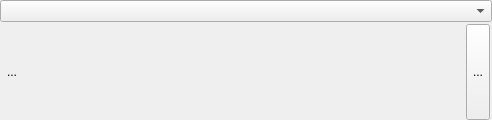
This is plugins/textshape/dialogs/SimpleParagraphWidget.ui in KDE/calligra as Qt 5 draws it before an edit. The edited form follows.
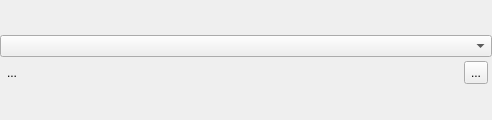
This is the edited form. Custom widgets are drawn as their Qt base class.

Commit message: Fix sizing of SimpleParagraphWidget

```diff
--- a/plugins/textshape/dialogs/SimpleParagraphWidget.ui
+++ b/plugins/textshape/dialogs/SimpleParagraphWidget.ui
@@ -11,7 +11,7 @@
    </rect>
   </property>
   <property name="sizePolicy">
-   <sizepolicy hsizetype="Fixed" vsizetype="Minimum">
+   <sizepolicy hsizetype="Fixed" vsizetype="Fixed">
     <horstretch>0</horstretch>
     <verstretch>0</verstretch>
    </sizepolicy>
@@ -62,35 +62,13 @@
       <item>
        <layout class="QGridLayout" name="gridLayout" columnstretch="0,0,0,0,0,0,0,0,0,0,0">
         <property name="spacing">
-         <number>2</number>
+         <number>4</number>
         </property>
-        <item row="2" column="5" colspan="2">
-         <spacer name="horizontalSpacer_3">
-          <property name="orientation">
-           <enum>Qt::Horizontal</enum>
-          </property>
-          <property name="sizeType">
-           <enum>QSizePolicy::Fixed</enum>
-          </property>
-          <property name="sizeHint" stdset="0">
-           <size>
-            <width>20</width>
-            <height>20</height>
-           </size>
-          </property>
-         </spacer>
-        </item>
         <item row="1" column="0" colspan="11">
          <widget class="StylesCombo" name="paragraphStyleCombo"/>
         </item>
         <item row="2" column="0" colspan="2">
          <widget class="FormattingButton" name="bulletListButton">
-          <property name="sizePolicy">
-           <sizepolicy hsizetype="Preferred" vsizetype="Preferred">
-            <horstretch>0</horstretch>
-            <verstretch>0</verstretch>
-           </sizepolicy>
-          </property>
           <property name="text">
            <string>...</string>
           </property>
@@ -101,12 +79,6 @@
         </item>
         <item row="2" column="3">
          <widget class="QToolButton" name="increaseIndent">
-          <property name="sizePolicy">
-           <sizepolicy hsizetype="Preferred" vsizetype="Preferred">
-            <horstretch>0</horstretch>
-            <verstretch>0</verstretch>
-           </sizepolicy>
-          </property>
           <property name="autoRaise">
            <bool>true</bool>
           </property>
@@ -116,12 +88,6 @@
          <layout class="QHBoxLayout" name="horizontalLayout">
           <item>
            <widget class="QToolButton" name="alignLeft">
-            <property name="sizePolicy">
-             <sizepolicy hsizetype="Preferred" vsizetype="Preferred">
-              <horstretch>0</horstretch>
-              <verstretch>0</verstretch>
-             </sizepolicy>
-            </property>
             <property name="autoRaise">
              <bool>true</bool>
             </property>
@@ -129,12 +95,6 @@
           </item>
           <item>
            <widget class="QToolButton" name="alignCenter">
-            <property name="sizePolicy">
-             <sizepolicy hsizetype="Preferred" vsizetype="Preferred">
-              <horstretch>0</horstretch>
-              <verstretch>0</verstretch>
-             </sizepolicy>
-            </property>
             <property name="autoRaise">
              <bool>true</bool>
             </property>
@@ -142,12 +102,6 @@
           </item>
           <item>
            <widget class="QToolButton" name="alignRight">
-            <property name="sizePolicy">
-             <sizepolicy hsizetype="Preferred" vsizetype="Preferred">
-              <horstretch>0</horstretch>
-              <verstretch>0</verstretch>
-             </sizepolicy>
-            </property>
             <property name="autoRaise">
              <bool>true</bool>
             </property>
@@ -155,12 +109,6 @@
           </item>
           <item>
            <widget class="QToolButton" name="alignBlock">
-            <property name="sizePolicy">
-             <sizepolicy hsizetype="Preferred" vsizetype="Preferred">
-              <horstretch>0</horstretch>
-              <verstretch>4</verstretch>
-             </sizepolicy>
-            </property>
             <property name="autoRaise">
              <bool>true</bool>
             </property>
```
